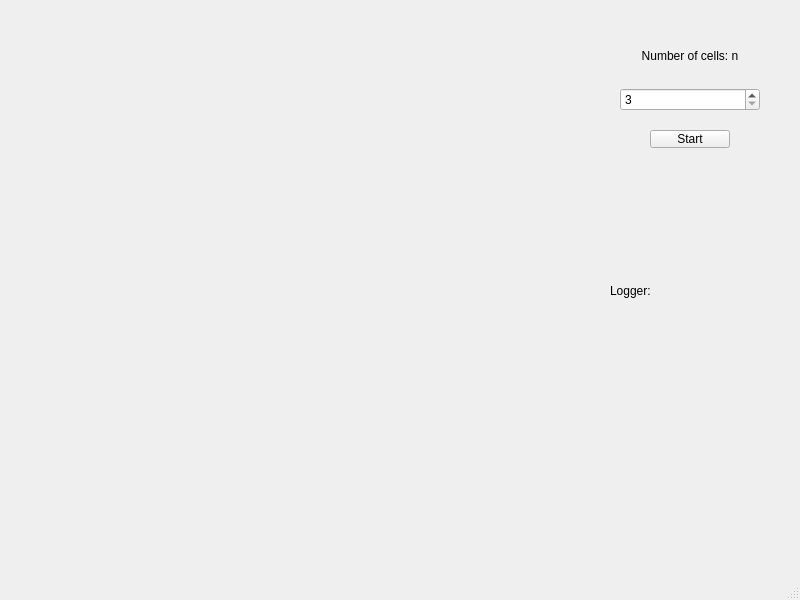
This is Puzzle_Jakub_Jaszczak/mainwindow.ui in JakubJaszczak/Puzzle as Qt 5 draws it before an edit. The edited form follows.
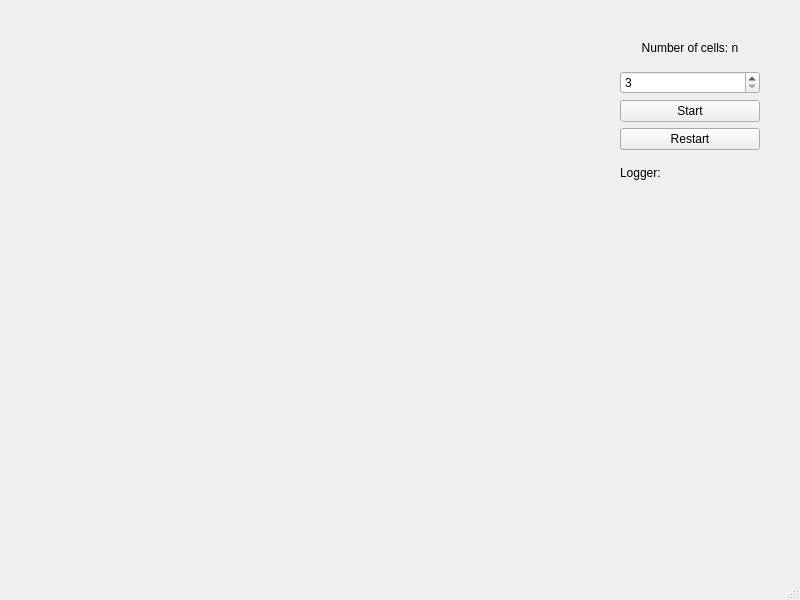
This is the edited form.

```diff
--- a/Puzzle_Jakub_Jaszczak/mainwindow.ui
+++ b/Puzzle_Jakub_Jaszczak/mainwindow.ui
@@ -20,7 +20,7 @@
       <x>610</x>
       <y>30</y>
       <width>160</width>
-      <height>81</height>
+      <height>201</height>
      </rect>
     </property>
     <layout class="QVBoxLayout" name="verticalLayout">
@@ -50,34 +50,36 @@
        </property>
       </widget>
      </item>
+     <item>
+      <widget class="QPushButton" name="pushButton">
+       <property name="text">
+        <string>Start</string>
+       </property>
+      </widget>
+     </item>
+     <item>
+      <widget class="QPushButton" name="pushButton_2">
+       <property name="text">
+        <string>Restart</string>
+       </property>
+      </widget>
+     </item>
+     <item>
+      <widget class="QLabel" name="l_logger_label">
+       <property name="text">
+        <string>Logger:</string>
+       </property>
+      </widget>
+     </item>
+     <item>
+      <widget class="QLabel" name="l_logger">
+       <property name="text">
+        <string/>
+       </property>
+      </widget>
+     </item>
     </layout>
    </widget>
-   <widget class="QLabel" name="logger">
-    <property name="geometry">
-     <rect>
-      <x>610</x>
-      <y>160</y>
-      <width>161</width>
-      <height>261</height>
-     </rect>
-    </property>
-    <property name="text">
-     <string>Logger:</string>
-    </property>
-   </widget>
-   <widget class="QPushButton" name="pushButton">
-    <property name="geometry">
-     <rect>
-      <x>650</x>
-      <y>130</y>
-      <width>80</width>
-      <height>18</height>
-     </rect>
-    </property>
-    <property name="text">
-     <string>Start</string>
-    </property>
-   </widget>
   </widget>
   <widget class="QMenuBar" name="menubar">
    <property name="geometry">
```
